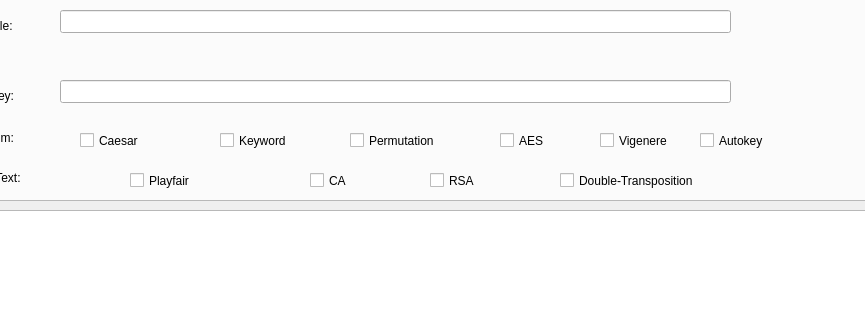
Qt form src/ui_module/SuperSecurity.ui (zn66665/CryptoHomework) before a commit; both pictures show x 131 to 996 and y 325 to 645 of the 1079 by 882 pixel window.
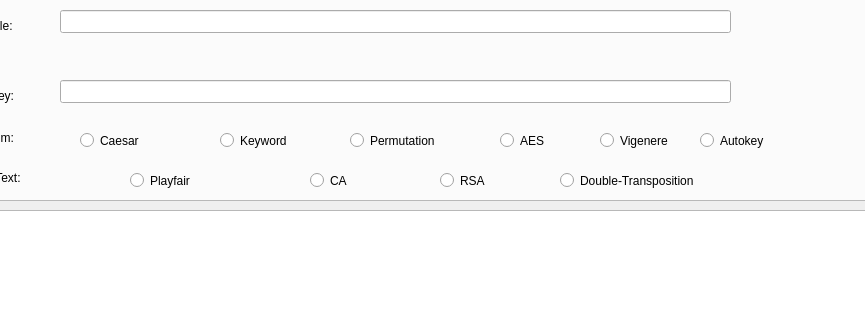
The same form after that commit.

```diff
--- a/src/ui_module/SuperSecurity.ui
+++ b/src/ui_module/SuperSecurity.ui
@@ -186,7 +186,7 @@
          <string>Encrypto</string>
         </property>
        </widget>
-       <widget class="QCheckBox" name="Caesar_Box">
+       <widget class="QRadioButton" name="Caesar_Box">
         <property name="geometry">
          <rect>
           <x>200</x>
@@ -199,7 +199,7 @@
          <string>Caesar</string>
         </property>
        </widget>
-       <widget class="QCheckBox" name="Keyword_Box">
+       <widget class="QRadioButton" name="Keyword_Box">
         <property name="geometry">
          <rect>
           <x>340</x>
@@ -212,7 +212,7 @@
          <string>Keyword</string>
         </property>
        </widget>
-       <widget class="QCheckBox" name="Permutation_Box">
+       <widget class="QRadioButton" name="Permutation_Box">
         <property name="geometry">
          <rect>
           <x>470</x>
@@ -225,7 +225,7 @@
          <string>Permutation </string>
         </property>
        </widget>
-       <widget class="QCheckBox" name="DoubleTransposition_Box">
+       <widget class="QRadioButton" name="DoubleTransposition_Box">
         <property name="geometry">
          <rect>
           <x>680</x>
@@ -238,7 +238,7 @@
          <string>Double-Transposition</string>
         </property>
        </widget>
-       <widget class="QCheckBox" name="Vigenere_Box">
+       <widget class="QRadioButton" name="Vigenere_Box">
         <property name="geometry">
          <rect>
           <x>720</x>
@@ -251,7 +251,7 @@
          <string>Vigenere</string>
         </property>
        </widget>
-       <widget class="QCheckBox" name="Autokey_Box">
+       <widget class="QRadioButton" name="Autokey_Box">
         <property name="geometry">
          <rect>
           <x>820</x>
@@ -264,7 +264,7 @@
          <string>Autokey </string>
         </property>
        </widget>
-       <widget class="QCheckBox" name="Playfair_Box">
+       <widget class="QRadioButton" name="Playfair_Box">
         <property name="geometry">
          <rect>
           <x>250</x>
@@ -277,10 +277,10 @@
          <string>Playfair </string>
         </property>
        </widget>
-       <widget class="QCheckBox" name="RSA_Box">
+       <widget class="QRadioButton" name="RSA_Box">
         <property name="geometry">
          <rect>
-          <x>550</x>
+          <x>560</x>
           <y>460</y>
           <width>85</width>
           <height>21</height>
@@ -290,7 +290,7 @@
          <string>RSA</string>
         </property>
        </widget>
-       <widget class="QCheckBox" name="CA_Box">
+       <widget class="QRadioButton" name="CA_Box">
         <property name="geometry">
          <rect>
           <x>430</x>
@@ -303,7 +303,7 @@
          <string>CA </string>
         </property>
        </widget>
-       <widget class="QCheckBox" name="AES_Box">
+       <widget class="QRadioButton" name="AES_Box">
         <property name="geometry">
          <rect>
           <x>620</x>
```
